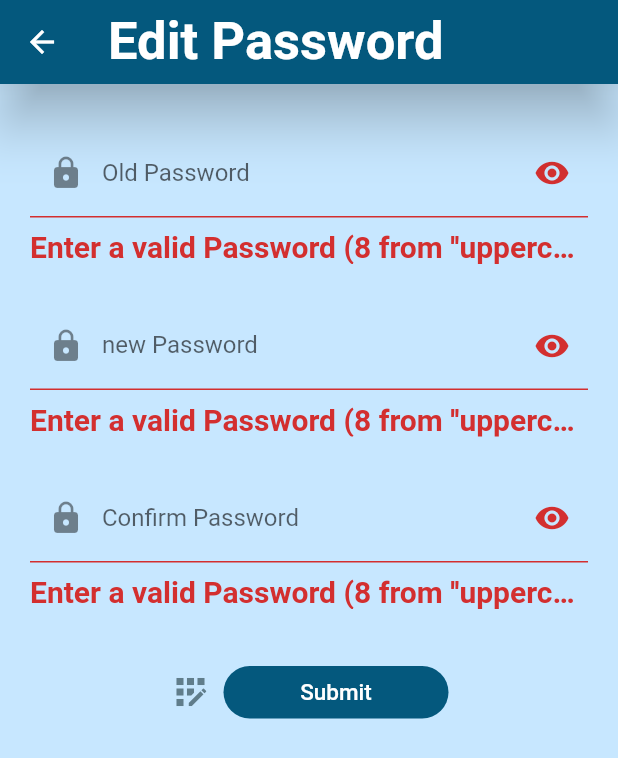
After one commit to nadahanii/Int-Hire_GP, a Flutter app: the EditPasswordScreen screen opened by its route, after a tap on "Submit", on a phone screen of 412 x 824 dp. The commit adds this screen. Shown: the top 758 px of the screen. Run offline on Flutter 3.47's test engine with Material 2 defaults, Android fonts, the phone set to English and light mode, and no system bars; our stand-ins replace csv, fluttertoast, font_awesome_flutter, google_fonts, shared_preferences; accounts and stored records are empty; Roboto replaces fonts that are missing (RobotoCondensed).

Commit message:
added edit password screen

```diff
--- a/lib/main.dart
+++ b/lib/main.dart
@@ -4,6 +4,7 @@ import 'package:history_feature/models/GlobalTheme.dart';
 import 'package:history_feature/providers/auth.dart';
 import 'package:history_feature/providers/jobs.dart';
 import 'package:history_feature/screens/add_test.dart';
+import 'package:history_feature/screens/edit_password_screen.dart';
 import 'package:history_feature/screens/navbar_screen.dart';
 import 'package:history_feature/screens/notification_page.dart';
 import 'package:history_feature/screens/settings_page.dart';
@@ -67,6 +68,7 @@ class MyApp extends StatelessWidget {
           RecruiterRegisterScreen.routeName: (ctx) => RecruiterRegisterScreen(),
           ProfileScreen.routeName: (ctx) => ProfileScreen(isApplicant: true,),
           NavbarScreen.routeName: (ctx) => NavbarScreen(),
+          EditPasswordScreen.routeName: (ctx) => EditPasswordScreen(),
         },
       ),
     );
--- /dev/null
+++ b/lib/screens/edit_password_screen.dart
@@ -0,0 +1,182 @@
+import 'package:flutter/material.dart';
+
+class EditPasswordScreen extends StatefulWidget {
+  const EditPasswordScreen({Key? key}) : super(key: key);
+  static const routeName = '/edit_password_Screen';
+
+  @override
+  State<EditPasswordScreen> createState() => _EditPasswordScreenState();
+}
+
+class _EditPasswordScreenState extends State<EditPasswordScreen> {
+  final GlobalKey<FormState> _form = GlobalKey<FormState>();
+  bool _isObscure1 = true;
+  bool _isObscure2 = true;
+  var passwordController = TextEditingController();
+  @override
+  Widget build(BuildContext context) {
+    return Scaffold(
+        backgroundColor: Theme.of(context).backgroundColor,
+        appBar: AppBar(
+          backgroundColor: Theme.of(context).appBarTheme.backgroundColor,
+          title: Text(
+            'Edit Password',
+            style: Theme.of(context).textTheme.headline1,
+          ),
+        ),
+        body: Padding(
+          padding: EdgeInsets.only(top: 30, right: 20, left: 20, bottom: 20),
+          child: Form(
+            key: _form,
+            child: SingleChildScrollView(
+              child: Column(
+                crossAxisAlignment: CrossAxisAlignment.center,
+                children: [
+                  TextFormField(
+                    controller: passwordController,
+                    obscureText: _isObscure1,
+                    decoration: InputDecoration(
+                      labelText: 'Old Password',
+                      // hintText:
+                      // "1Upper 1Lower 1Dig 1Spec",
+                      suffixIcon: IconButton(
+                          icon: Icon(
+                            _isObscure1
+                                ? Icons.visibility
+                                : Icons.visibility_off,
+                          ),
+                          onPressed: () {
+                            setState(() {
+                              _isObscure1 = !_isObscure1;
+                            });
+                          }),
+                      prefixIcon: Icon(
+                        Icons.lock,
+                      ),
+                    ),
+                    keyboardType: TextInputType.visiblePassword,
+                    onFieldSubmitted: (password) {
+                      //Validator
+                    },
+                    validator: (password) {
+                      if (password!.isEmpty ||
+                          !RegExp(r'^(?=.*?[A-Z])(?=.*?[a-z])(?=.*?[0-9])(?=.*?[!@#\$&*~]).{8,}$')
+                              .hasMatch(password)) {
+                        return 'Enter a valid Password (8 from \'\'uppercase and lowercase letters, special chars and numbers\'\')';
+                      }
+                      return null;
+                    },
+                  ),
+                  SizedBox(
+                    height: 25,
+                  ),
+                  TextFormField(
+                    controller: passwordController,
+                    obscureText: _isObscure1,
+                    decoration: InputDecoration(
+                      labelText: 'new Password',
+                      // hintText:
+                      // "1Upper 1Lower 1Dig 1Spec",
+                      suffixIcon: IconButton(
+                          icon: Icon(
+                            _isObscure1
+                                ? Icons.visibility
+                                : Icons.visibility_off,
+                          ),
+                          onPressed: () {
+                            setState(() {
+                              _isObscure1 = !_isObscure1;
+                            });
+                          }),
+                      prefixIcon: Icon(
+                        Icons.lock,
+                      ),
+                    ),
+                    keyboardType: TextInputType.visiblePassword,
+                    onFieldSubmitted: (password) {
+                      //Validator
+                    },
+                    validator: (password) {
+                      if (password!.isEmpty ||
+                          !RegExp(r'^(?=.*?[A-Z])(?=.*?[a-z])(?=.*?[0-9])(?=.*?[!@#\$&*~]).{8,}$')
+                              .hasMatch(password)) {
+                        return 'Enter a valid Password (8 from \'\'uppercase and lowercase letters, special chars and numbers\'\')';
+                      }
+                      return null;
+                    },
+                  ),
+                  SizedBox(
+                    height: 25,
+                  ),
+                  TextFormField(
+                    obscureText: _isObscure2,
+                    decoration: InputDecoration(
+                      labelText: 'Confirm Password',
+                      suffixIcon: IconButton(
+                          icon: Icon(
+                            _isObscure2
+                                ? Icons.visibility
+                                : Icons.visibility_off,
+                          ),
+                          onPressed: () {
+                            setState(() {
+                              _isObscure2 = !_isObscure2;
+                            });
+                          }),
+                      prefixIcon: Icon(
+                        Icons.lock,
+                      ),
+                    ),
+                    keyboardType: TextInputType.visiblePassword,
+                    onFieldSubmitted: (value) {
+                      //Validator
+                    },
+                    validator: (value) {
+                      if (value!.isEmpty ||
+                          !RegExp(r'^(?=.*?[A-Z])(?=.*?[a-z])(?=.*?[0-9])(?=.*?[!@#\$&*~]).{8,}$')
+                              .hasMatch(value)) {
+                        return 'Enter a valid Password (8 from \'\'uppercase and lowercase letters, special chars and numbers\'\')';
+                      }
+                      if (passwordController.text != value)
+                        return 'Password does not match';
+                      return null;
+                    },
+                  ),
+                  SizedBox(
+                    height: 30,
+                  ),
+                  TextButton.icon(
+                    onPressed: (() {
+                      if (_form.currentState!.validate()) {
+                        Navigator.of(context)
+                            .pushReplacementNamed('/Login_Screen');
+                      }
+                    }),
+                    icon: const Icon(
+                      Icons.app_registration,
+                      size: 28,
+                    ),
+                    label: Container(
+                      alignment: Alignment.center,
+                      width: 150,
+                      height: 35,
+                      child: const Text(
+                        'Submit',
+                        style: TextStyle(
+                          fontSize: 15,
+                          color: Colors.white,
+                        ),
+                      ),
+                      decoration: BoxDecoration(
+                        color: Color.fromRGBO(4, 88, 125, 1),
+                        borderRadius: BorderRadius.circular(25),
+                      ),
+                    ),
+                  ),
+                ],
+              ),
+            ),
+          ),
+        ));
+  }
+}
--- a/lib/screens/login_screen.dart
+++ b/lib/screens/login_screen.dart
@@ -59,7 +59,7 @@ class _LoginScreenState extends State<LoginScreen> {
     return Scaffold(
         backgroundColor: Theme.of(context).backgroundColor,
         body: Padding(
-          padding: const EdgeInsets.all(20.0),
+          padding: const EdgeInsets.only(left: 20,right: 20,bottom: 20,top: 30),
           child: Form(
               key: _form,
               child: SingleChildScrollView(
@@ -102,7 +102,7 @@ class _LoginScreenState extends State<LoginScreen> {
                           },
                         ), //mail
                         SizedBox(
-                          height: 10.0,
+                          height: 20.0,
                         ),
 
                         TextFormField(
@@ -141,7 +141,7 @@ class _LoginScreenState extends State<LoginScreen> {
                         ), //pass
 
                         SizedBox(
-                          height: 10.0,
+                          height: 30.0,
                         ),
 
                         TextButton.icon(
@@ -186,7 +186,7 @@ class _LoginScreenState extends State<LoginScreen> {
                           ),
                         ),
                         SizedBox(
-                          height: 5.0,
+                          height: 10.0,
                         ),
                         TextButton(
                           onPressed: () {
```
